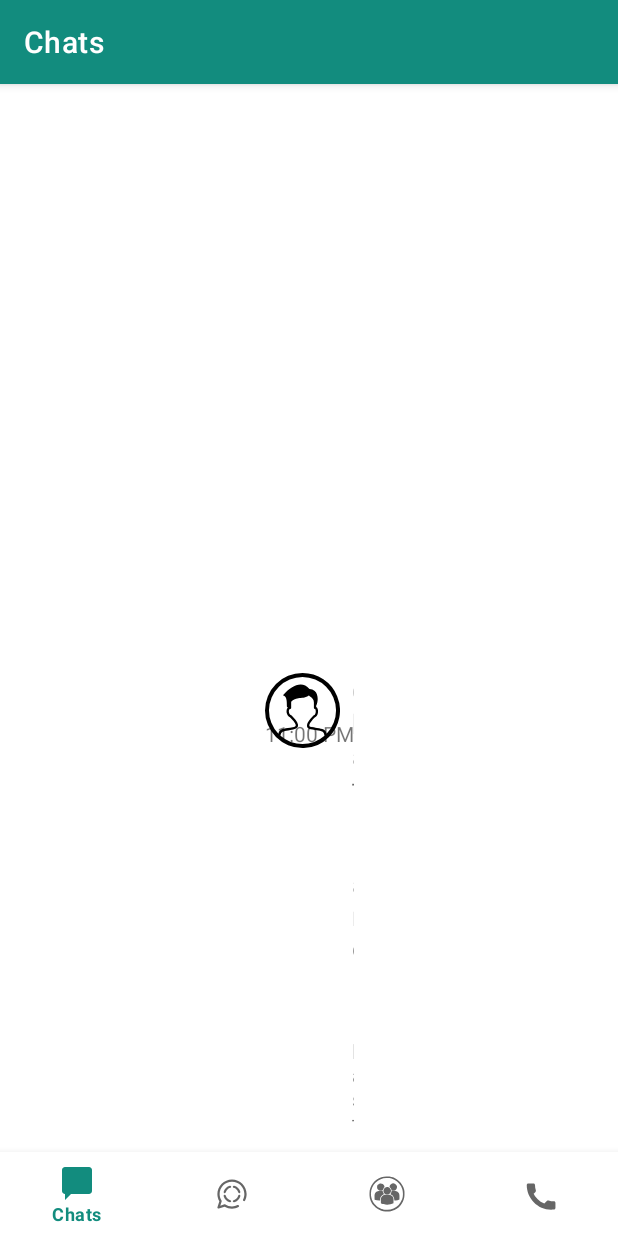
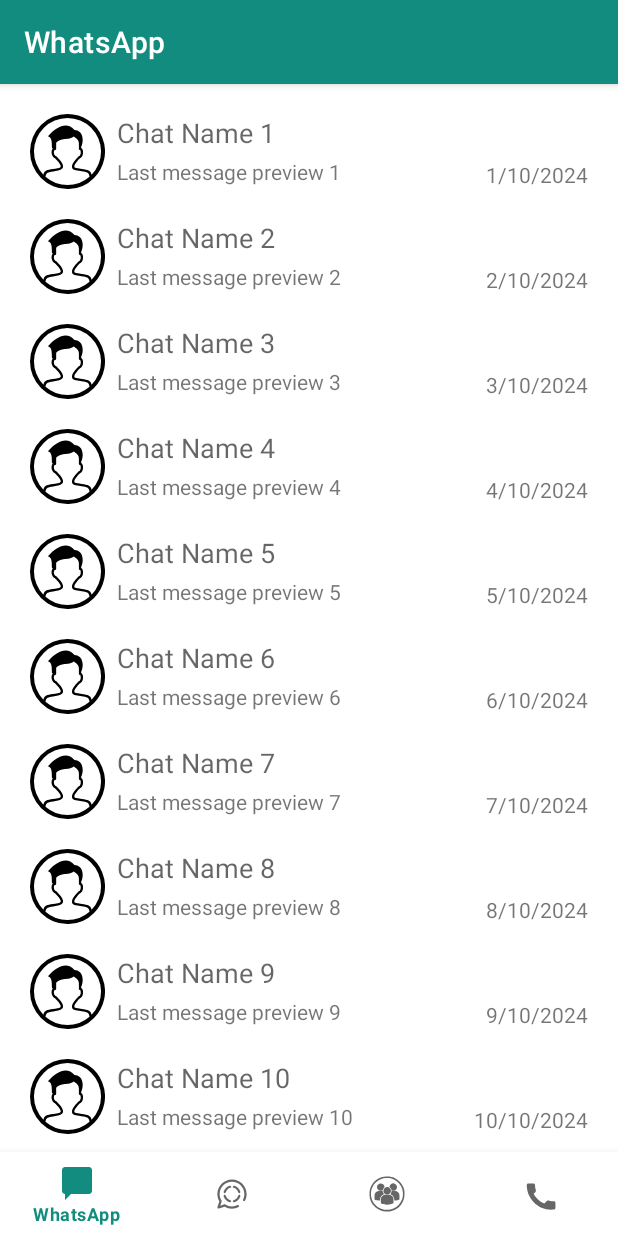
Before and after one commit to Lordeveraxe/WhatsappClone, an Android app: the screen it shows after launch (MainActivity), on a phone screen of 412 x 824 dp. Run offline under Robolectric (Android 15) with nearby library versions, the phone set to English and light mode, and no system bars; our stand-ins replace navigation-ui.

Commit message:
Chats layout fixed

```diff
--- a/app/src/main/java/com/uptc/whatsapp/ui/chats/ChatsFragment.kt
+++ b/app/src/main/java/com/uptc/whatsapp/ui/chats/ChatsFragment.kt
@@ -4,9 +4,8 @@ import android.os.Bundle
 import android.view.LayoutInflater
 import android.view.View
 import android.view.ViewGroup
+import android.widget.LinearLayout
 import android.widget.TextView
-import androidx.constraintlayout.widget.ConstraintLayout
-import androidx.constraintlayout.widget.ConstraintSet
 import androidx.fragment.app.Fragment
 import com.uptc.whatsapp.R
 import com.uptc.whatsapp.databinding.FragmentChatsBinding
@@ -16,7 +15,7 @@ class ChatsFragment : Fragment() {
     private var _binding: FragmentChatsBinding? = null
     private val binding get() = _binding!!
 
-    private val numberOfChats = 5
+    private val numberOfChats = 15  // Number of dynamic chat items to create
 
     override fun onCreateView(
         inflater: LayoutInflater, container: ViewGroup?,
@@ -29,26 +28,15 @@ class ChatsFragment : Fragment() {
     }
 
     private fun addChatsDynamically() {
-        var prevViewId = ConstraintSet.PARENT_ID
+        val linearLayoutForChats = binding.linearLayoutForChats
 
         for (i in 1..numberOfChats) {
-            val chatView = LayoutInflater.from(context).inflate(R.layout.person, null, false).apply {
-                id = View.generateViewId()
+            val chatView = LayoutInflater.from(context).inflate(R.layout.person, linearLayoutForChats, false).apply {
                 findViewById<TextView>(R.id.textView_chat_name).text = "Chat Name $i"
                 findViewById<TextView>(R.id.textView_last_message).text = "Last message preview $i"
-                findViewById<TextView>(R.id.textView_timestamp).text = "${10 + i}:00 PM"
+                findViewById<TextView>(R.id.textView_timestamp).text = "${i}/10/2024"
             }
-
-            binding.constraintLayout.addView(chatView)
-
-            val set = ConstraintSet()
-            set.clone(binding.constraintLayout)
-            set.connect(chatView.id, ConstraintSet.START, ConstraintSet.PARENT_ID, ConstraintSet.START, 0)
-            set.connect(chatView.id, ConstraintSet.END, ConstraintSet.PARENT_ID, ConstraintSet.END, 0)
-            set.connect(chatView.id, ConstraintSet.TOP, prevViewId, if (i == 1) ConstraintSet.TOP else ConstraintSet.BOTTOM, 8)
-            set.applyTo(binding.constraintLayout)
-
-            prevViewId = chatView.id
+            linearLayoutForChats.addView(chatView)
         }
     }
 
--- a/app/src/main/java/com/uptc/whatsapp/ui/chats/ChatsViewModel.kt
+++ /dev/null
@@ -1,13 +0,0 @@
-package com.uptc.whatsapp.ui.chats
-
-import androidx.lifecycle.LiveData
-import androidx.lifecycle.MutableLiveData
-import androidx.lifecycle.ViewModel
-
-class ChatsViewModel : ViewModel() {
-
-    private val _text = MutableLiveData<String>().apply {
-        value = "Archivados"
-    }
-    val text: LiveData<String> = _text
-}
--- a/app/src/main/res/layout/activity_main.xml
+++ b/app/src/main/res/layout/activity_main.xml
@@ -3,8 +3,7 @@
     xmlns:app="http://schemas.android.com/apk/res-auto"
     android:id="@+id/container"
     android:layout_width="match_parent"
-    android:layout_height="match_parent"
-    android:paddingTop="?attr/actionBarSize">
+    android:layout_height="match_parent">
 
     <com.google.android.material.bottomnavigation.BottomNavigationView
         android:id="@+id/nav_view"
--- a/app/src/main/res/layout/fragment_chats.xml
+++ b/app/src/main/res/layout/fragment_chats.xml
@@ -1,7 +1,17 @@
 <?xml version="1.0" encoding="utf-8"?>
-<androidx.constraintlayout.widget.ConstraintLayout xmlns:android="http://schemas.android.com/apk/res/android"
+<ScrollView xmlns:android="http://schemas.android.com/apk/res/android"
     xmlns:app="http://schemas.android.com/apk/res-auto"
-    android:id="@+id/constraintLayout"
     android:layout_width="match_parent"
-    android:layout_height="match_parent">
-</androidx.constraintlayout.widget.ConstraintLayout>
+    android:layout_height="match_parent"
+    android:fillViewport="true"
+    android:paddingBottom="50dp">
+
+    <LinearLayout
+        android:id="@+id/linearLayoutForChats"
+        android:layout_width="match_parent"
+        android:layout_height="wrap_content"
+        android:orientation="vertical"
+        android:padding="10dp">
+    </LinearLayout>
+
+</ScrollView>
--- a/app/src/main/res/values/strings.xml
+++ b/app/src/main/res/values/strings.xml
@@ -1,6 +1,6 @@
 <resources>
     <string name="app_name">WhatsApp</string>
-    <string name="title_chats">Chats</string>
+    <string name="title_chats">WhatsApp</string>
     <string name="title_status">Status</string>
     <string name="title_communities">Communities</string>
     <string name="title_calls">Calls</string>
```
